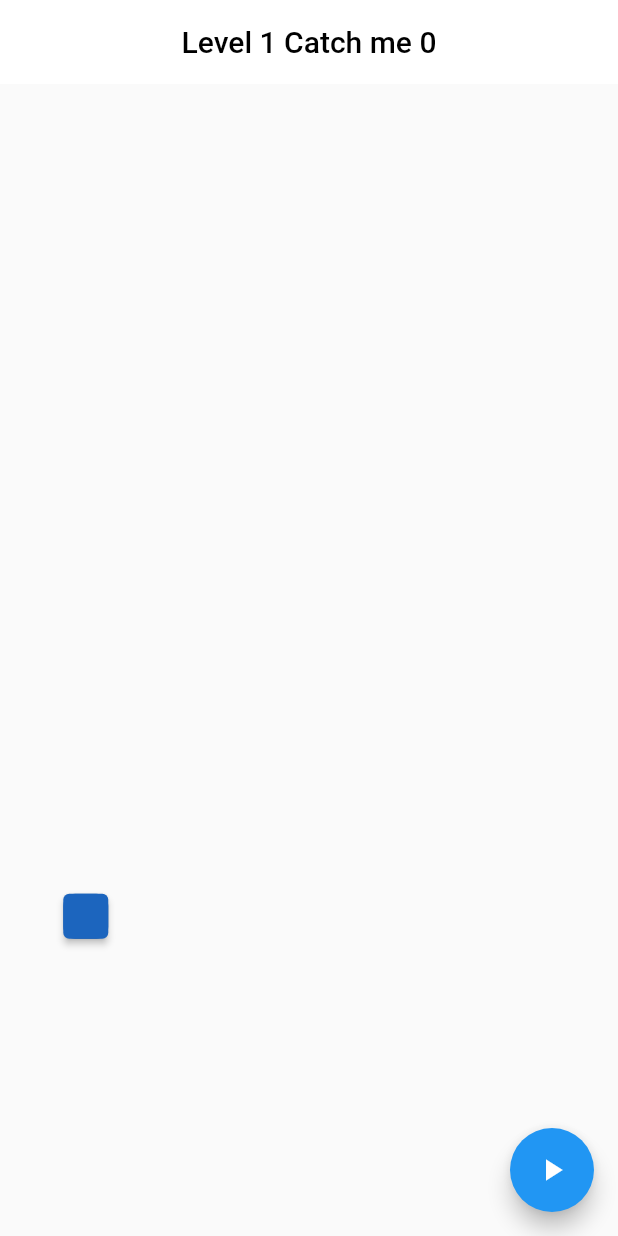
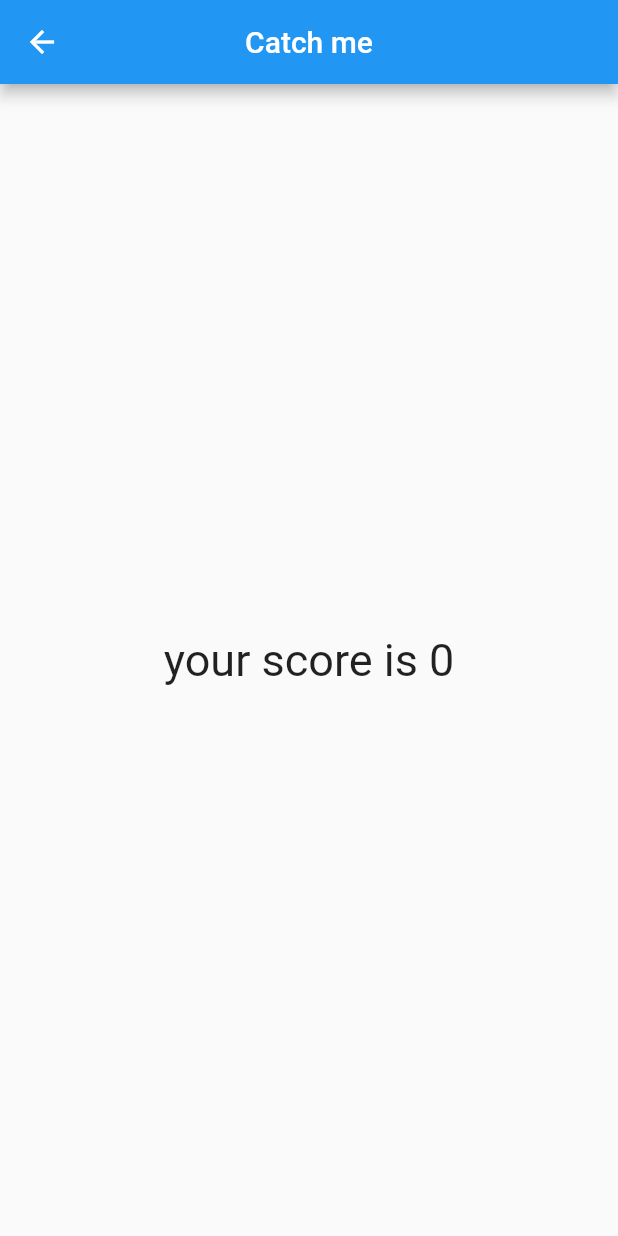
Before and after one commit to Mostafaelshrbeny/catch_me, a Flutter app: the screen it shows after launch, after a tap on the "play arrow" icon, on a phone screen of 412 x 824 dp. Run offline on Flutter 3.47's test engine with Material 2 defaults, Android fonts, the phone set to English and light mode, and no system bars; our stand-ins replace flutter_bloc.

Commit message:
second commit

```diff
--- a/lib/main.dart
+++ b/lib/main.dart
@@ -2,6 +2,7 @@ import 'dart:async';
 
 import 'package:catch_me/cubit/cubit.dart';
 import 'package:catch_me/cubit/states.dart';
+import 'package:catch_me/score.dart';
 
 import 'package:flutter/material.dart';
 //import 'package:flutter/src/widgets/container.dart';
@@ -61,13 +62,15 @@ class _Anumation1State extends State<Anumation1> {
                     Builder(
                       builder: (cz) => IconButton(
                           onPressed: () {
-                            Navigator.pushReplacement(cz,
-                                MaterialPageRoute(builder: (_) {
-                              return const Anumation1();
+                            Navigator.push(cz, MaterialPageRoute(builder: (_) {
+                              return Score(score: cub.i);
                             }));
                             cub.restart();
                           },
-                          icon: const Icon(Icons.play_arrow)),
+                          icon: const Icon(
+                            Icons.play_arrow,
+                            color: Colors.black,
+                          )),
                     )
                   ],
                   title: Text(
@@ -102,28 +105,6 @@ class _Anumation1State extends State<Anumation1> {
                         ),
                       )),
                 ),
-                floatingActionButton: Builder(builder: (cx) {
-                  return FloatingActionButton(
-                    onPressed: () {
-                      Navigator.pushReplacement(cx,
-                          MaterialPageRoute(builder: (_) {
-                        return Scaffold(
-                          appBar: AppBar(
-                            title: const Text("Catch me"),
-                            centerTitle: true,
-                          ),
-                          body: Center(
-                            child: Text(
-                              "your score is ${cub.i}",
-                              style: const TextStyle(fontSize: 30),
-                            ),
-                          ),
-                        );
-                      }));
-                    },
-                    child: const Icon(Icons.play_arrow),
-                  );
-                }),
               );
             }),
       ),
--- /dev/null
+++ b/lib/score.dart
@@ -0,0 +1,22 @@
+import 'package:flutter/material.dart';
+
+class Score extends StatelessWidget {
+  const Score({super.key, required this.score});
+  final int score;
+
+  @override
+  Widget build(BuildContext context) {
+    return Scaffold(
+      appBar: AppBar(
+        title: const Text("Catch me"),
+        centerTitle: true,
+      ),
+      body: Center(
+        child: Text(
+          "your score is $score",
+          style: const TextStyle(fontSize: 30),
+        ),
+      ),
+    );
+  }
+}
```
Also changed, not shown: lib/levels/hard.dart (+3 -4 lines), lib/levels/mid.dart (+3 -4 lines).
